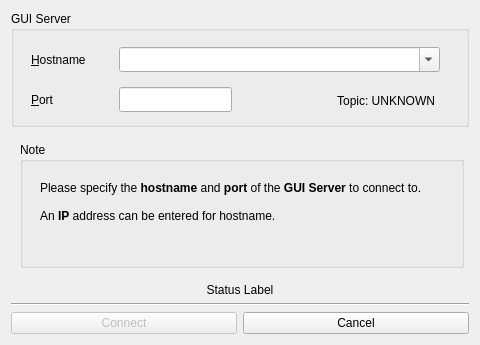
This is src/pythonGui/karabogui/dialogs/ui/reactive_login_dialog.ui in European-XFEL/Karabo as Qt 5 draws it before an edit. The edited form follows.
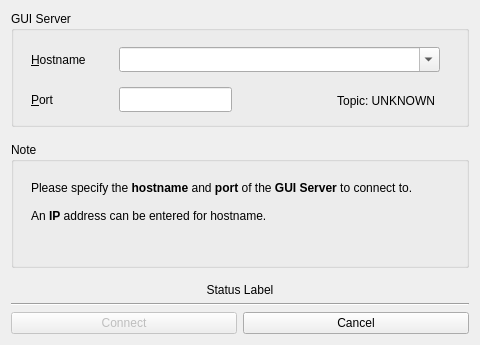
This is the edited form.

Commit message: GUI: Reactive Login dialog- Align items

The edit to the form file:
```diff
--- a/src/pythonGui/karabogui/dialogs/ui/reactive_login_dialog.ui
+++ b/src/pythonGui/karabogui/dialogs/ui/reactive_login_dialog.ui
@@ -129,6 +129,12 @@
      </property>
      <widget class="QWidget" name="page_prompt">
       <layout class="QHBoxLayout" name="horizontalLayout_4">
+       <property name="leftMargin">
+        <number>0</number>
+       </property>
+       <property name="rightMargin">
+        <number>0</number>
+       </property>
        <item>
         <widget class="QGroupBox" name="group_prompt">
          <property name="minimumSize">
```
Left out of the diff: 18 changed lines with no effect on the pictures.
